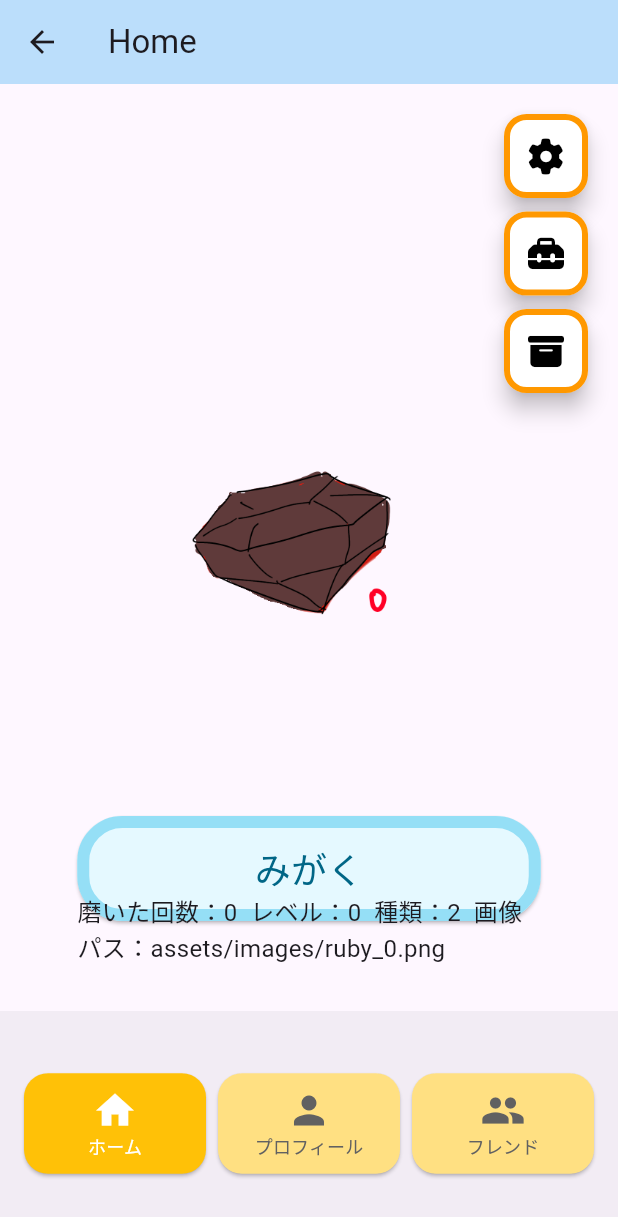
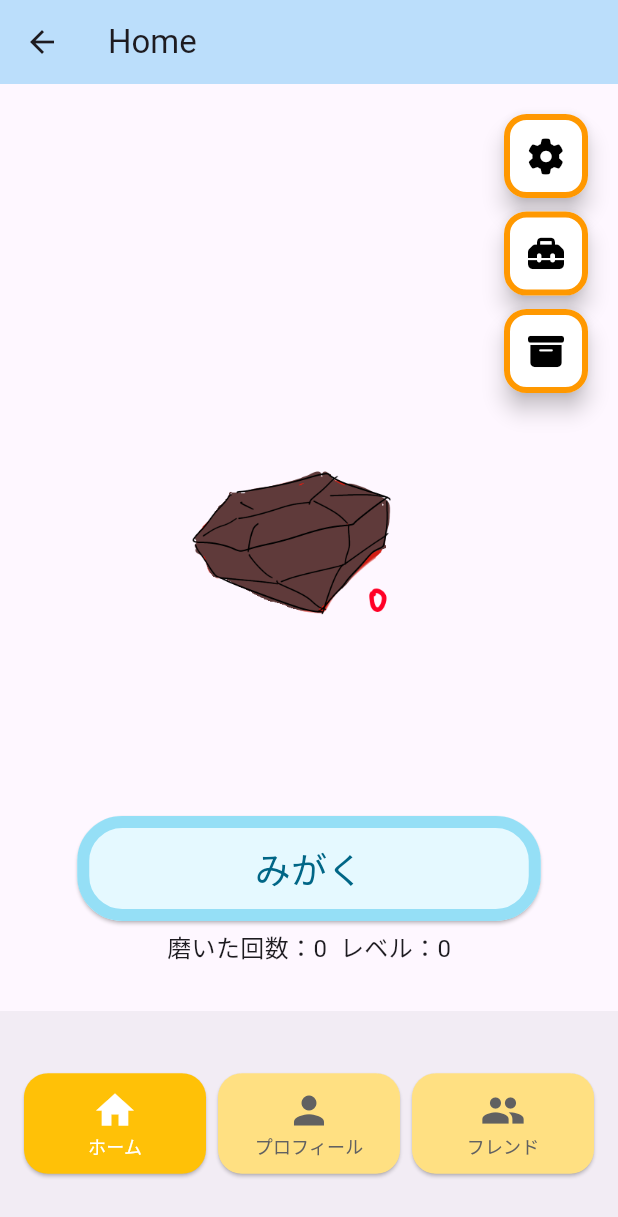
Before and after one commit to yukina-t156/jewelry-custom-flutter, a Flutter app: the HomeScreen screen opened by its route, on a phone screen of 412 x 824 dp. Shown: the top 1217 px of the screen. Run offline on Flutter 3.47's test engine with Material 3 defaults, Android fonts, the light colour scheme and no system bars; our stand-ins replace flutter_riverpod, font_awesome_flutter, shared_preferences; accounts and stored records are empty.

Commit message:
comment out debug text

```diff
--- a/lib/screens/home_screen.dart
+++ b/lib/screens/home_screen.dart
@@ -73,7 +73,8 @@ class HomeScreen extends ConsumerWidget {
               width: buttonWidth,
               child: Center(
                 child: Text(
-                  '磨いた回数：${jewel.counter}  レベル：${jewel.level}  種類：${jewel.jewelTypeId}  画像パス：${jewel.imagePath}',
+                  '磨いた回数：${jewel.counter}  レベル：${jewel.level}',
+                  // '磨いた回数：${jewel.counter}  レベル：${jewel.level}  種類：${jewel.jewelTypeId}  画像パス：${jewel.imagePath}',
                   style: const TextStyle(fontSize: 16),
                 ),
               ),
```
